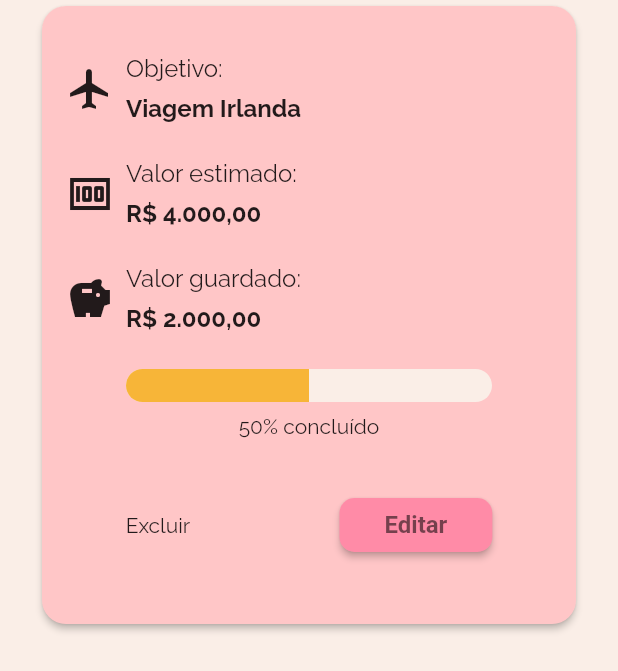
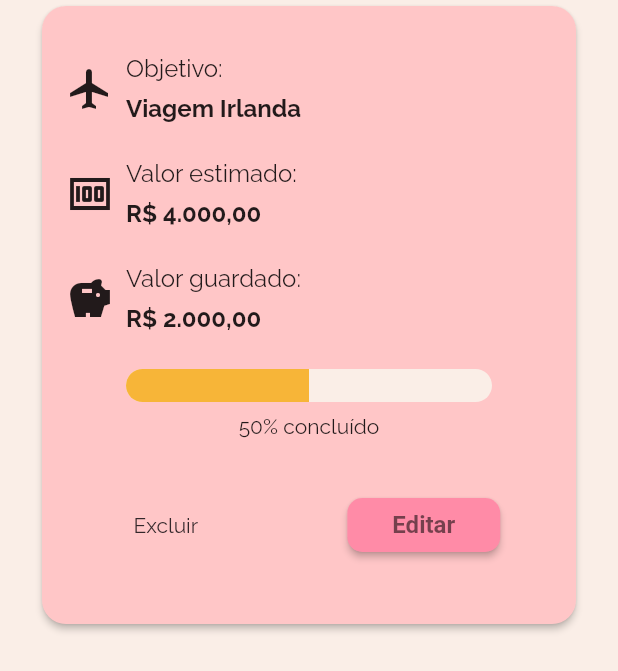
Before and after one commit to proz-tecnologia/PIT01GP06, a Flutter app: the MetasCard widget shown alone on an empty page, opened directly, on a phone screen of 412 x 824 dp. Shown: the top 671 px of the screen. Run offline on Flutter 3.47's test engine with Material 2 defaults, Android fonts, the phone set to English and light mode, and no system bars; statements that could not run were skipped.

Commit message:
change name of folder 'components' for 'widgets'

```diff
--- a/lib/pages/home/components/delete_button.dart
+++ b/lib/pages/home/widgets/delete_button.dart
@@ -1,13 +1,14 @@
 import 'package:flutter/material.dart';
 
 class DeleteButton extends StatelessWidget {
-  const DeleteButton({super.key});
+  final VoidCallback onPressed;
+  const DeleteButton({required this.onPressed, super.key});
 
   @override
   Widget build(BuildContext context) {
     return TextButton(
-      onPressed: null,
-      child: Text(
+      onPressed: onPressed,
+      child: const Text(
         'Excluir',
         style: TextStyle(color: Color(0xff33272A)),
       ),
--- a/lib/pages/home/components/metas_card.dart
+++ b/lib/pages/home/widgets/metas_card.dart
@@ -1,5 +1,6 @@
 import 'package:flutter/material.dart';
-import 'package:projeto_final_flutter/pages/home/components/editbutton.dart';
+import 'package:projeto_final_flutter/pages/home/widgets/delete_button.dart';
+import 'package:projeto_final_flutter/pages/home/widgets/editbutton.dart';
 
 class MetasCard extends StatelessWidget {
   const MetasCard({Key? key}) : super(key: key);
@@ -134,7 +135,9 @@ class MetasCard extends StatelessWidget {
                   Row(
                     mainAxisAlignment: MainAxisAlignment.spaceAround,
                     children: [
-                      const Text('Excluir'),
+                      DeleteButton(
+                        onPressed: () {},
+                      ),
                       EditButton(
                         title: 'Editar',
                         onPressed: () {},
```
Also changed, not shown: lib/pages/home/widgets/action_button.dart (renamed from lib/pages/home/components/action_button.dart), lib/pages/home/widgets/animated_fab.dart (renamed from lib/pages/home/components/animated_fab.dart), lib/pages/home/widgets/bottonbar.dart (renamed from lib/pages/home/components/bottonbar.dart), lib/pages/home/widgets/card_monthlysummary.dart (renamed from lib/pages/home/components/card_monthlysummary.dart), lib/pages/home/widgets/divider_widget.dart (renamed from lib/pages/home/components/divider_widget.dart), lib/pages/home/widgets/editbutton.dart (renamed from lib/pages/home/components/editbutton.dart), lib/pages/home/widgets/glassmorfism_card.dart (renamed from lib/pages/home/components/glassmorfism_card.dart), lib/pages/home/widgets/primary_button_widget.dart (renamed from lib/pages/home/components/primary_button_widget.dart), lib/pages/home/widgets/title_widget.dart (renamed from lib/pages/home/components/title_widget.dart).
